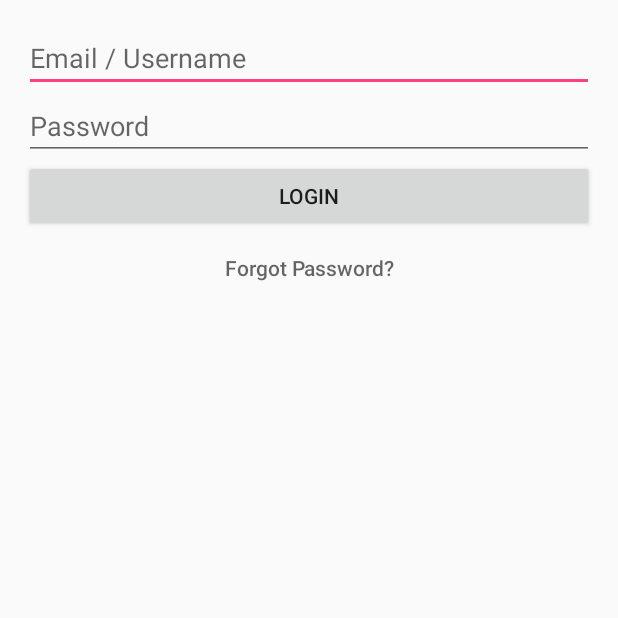
After one commit to whizdummy/Farmers-Plaza-Android, an Android app: the LoginActivity screen opened directly, with no data from a screen before it, on a phone screen of 412 x 824 dp, the top half of it. The commit adds this screen. Run offline under Robolectric (Android 15) with nearby library versions, the phone set to English and light mode, and no system bars.

Commit message:
Add login view

```diff
--- a/app/src/main/AndroidManifest.xml
+++ b/app/src/main/AndroidManifest.xml
@@ -30,6 +30,7 @@
         <activity
             android:name=".general.RegistrationActivity"
             android:screenOrientation="portrait" />
+        <activity android:name=".general.LoginActivity"></activity>
     </application>
 
 </manifest>
--- /dev/null
+++ b/app/src/main/java/com/farmers_plaza/farmersplaza/general/LoginActivity.java
@@ -0,0 +1,15 @@
+package com.farmers_plaza.farmersplaza.general;
+
+import android.support.v7.app.AppCompatActivity;
+import android.os.Bundle;
+
+import com.farmers_plaza.farmersplaza.R;
+
+public class LoginActivity extends AppCompatActivity {
+
+    @Override
+    protected void onCreate(Bundle savedInstanceState) {
+        super.onCreate(savedInstanceState);
+        setContentView(R.layout.activity_login);
+    }
+}
--- /dev/null
+++ b/app/src/main/res/layout/activity_login.xml
@@ -0,0 +1,40 @@
+<?xml version="1.0" encoding="utf-8"?>
+<LinearLayout xmlns:android="http://schemas.android.com/apk/res/android"
+    xmlns:tools="http://schemas.android.com/tools"
+    android:layout_width="match_parent"
+    android:layout_height="match_parent"
+    android:paddingBottom="@dimen/activity_vertical_margin"
+    android:paddingLeft="@dimen/activity_horizontal_margin"
+    android:paddingRight="@dimen/activity_horizontal_margin"
+    android:paddingTop="@dimen/activity_vertical_margin"
+    android:orientation="vertical"
+    tools:context="com.farmers_plaza.farmersplaza.general.LoginActivity">
+
+    <EditText
+        android:id="@+id/edit_text_email_username"
+        android:layout_width="match_parent"
+        android:layout_height="wrap_content"
+        android:hint="@string/email_username_text"
+        android:inputType="textEmailAddress"/>
+
+    <EditText
+        android:id="@+id/edit_text_password"
+        android:layout_width="match_parent"
+        android:layout_height="wrap_content"
+        android:hint="@string/password_text"
+        android:inputType="textPassword"/>
+
+    <Button
+        android:id="@+id/btn_login"
+        android:layout_width="match_parent"
+        android:layout_height="wrap_content"
+        android:text="@string/login_text"/>
+
+    <Button
+        android:id="@+id/btn_forgot_pass"
+        android:layout_width="match_parent"
+        android:layout_height="wrap_content"
+        android:hint="@string/forgot_pass_text"
+        android:background="?android:attr/selectableItemBackground"/>
+
+</LinearLayout>
--- a/app/src/main/res/layout/activity_registration.xml
+++ b/app/src/main/res/layout/activity_registration.xml
@@ -21,7 +21,11 @@
             android:paddingTop="@dimen/activity_vertical_margin"
             tools:context="com.farmers_plaza.farmersplaza.general.RegistrationActivity">
 
-
+            <EditText
+                android:id="@+id/edit_text_username"
+                android:layout_width="match_parent"
+                android:layout_height="wrap_content"
+                android:hint="@string/username_text"/>
 
             <EditText
                 android:id="@+id/edit_text_fname"
--- a/app/src/main/res/values/strings.xml
+++ b/app/src/main/res/values/strings.xml
@@ -14,4 +14,8 @@
     <string name="password_text">Password</string>
     <string name="confirm_password_text">Confirm Password</string>
     <string name="register_text">Register</string>
+    <string name="username_text">Username</string>
+    <string name="email_username_text">Email / Username</string>
+    <string name="login_text">Login</string>
+    <string name="forgot_pass_text">Forgot Password?</string>
 </resources>
```
